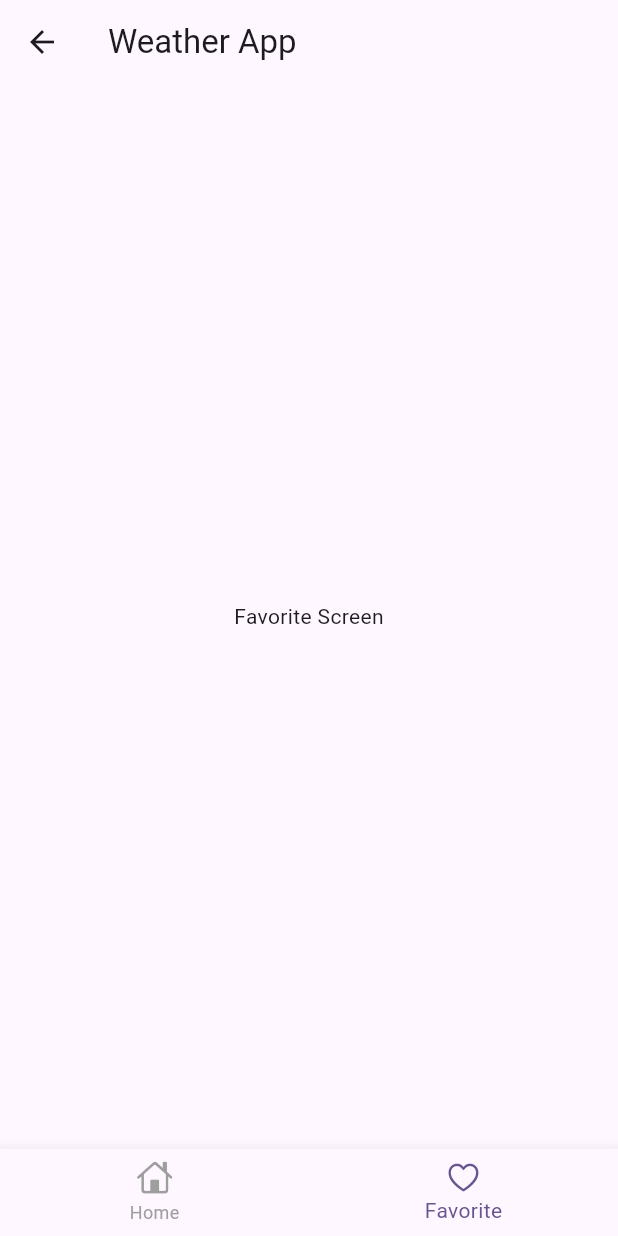
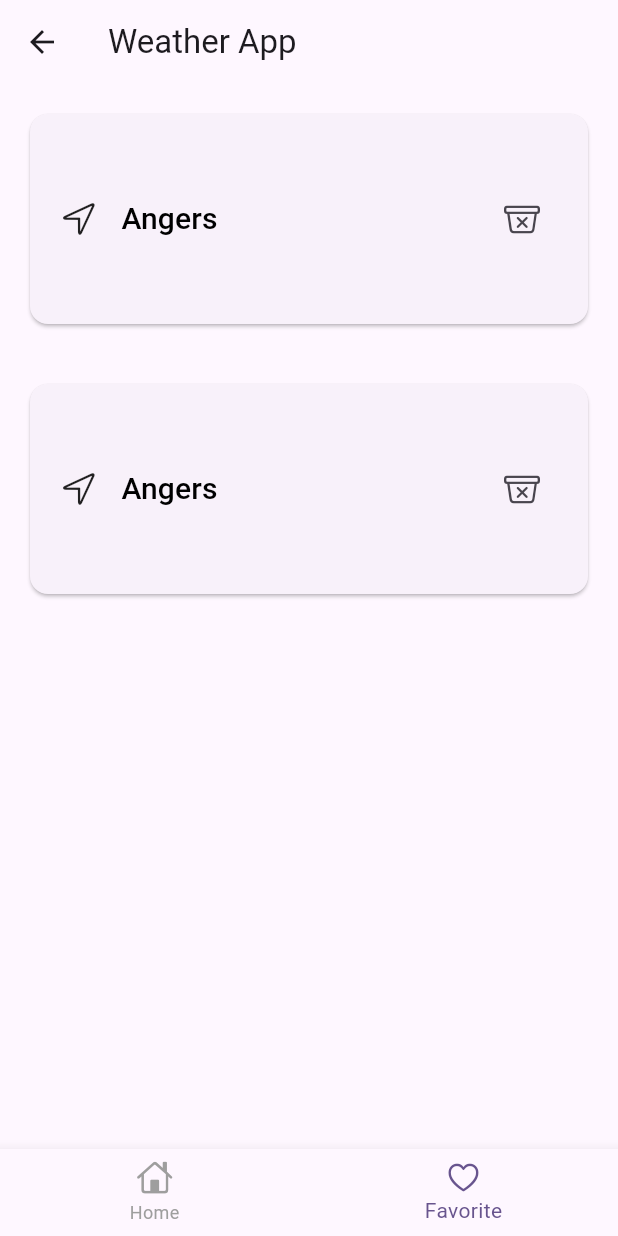
Before and after one commit to sofian-bali/WeatherApp, a Flutter app: the FavoryScreen screen opened by its route, on a phone screen of 412 x 824 dp. Run offline on Flutter 3.47's test engine with Material 3 defaults, Android fonts, the phone set to English and light mode, and no system bars; our stand-ins replace flutter_bloc, latlong2, shared_preferences; accounts and stored records are empty.

Commit message:
✨ Ajouter les cartes de favoris, la mise en page de l'écran de favoris et de la page Home

```diff
--- a/lib/ui/screens/favory.dart
+++ b/lib/ui/screens/favory.dart
@@ -1,6 +1,6 @@
 import 'package:flutter/material.dart';
 import 'package:weather_app/ui/widget/bottom_bar.dart';
-
+import 'package:weather_app/ui/widget/card_favory.dart';
 
 class FavoryScreen extends StatelessWidget {
   const FavoryScreen({super.key});
@@ -11,11 +11,29 @@ class FavoryScreen extends StatelessWidget {
       appBar: AppBar(
         title: const Text('Weather App'),
       ),
-      body: Container(
-        alignment: Alignment.center,
-        child: const Text('Favorite Screen'),
+
+      body: ListView(
+        scrollDirection: Axis.vertical,
+        children: [
+          FavoryCard(
+            location: 'Angers',
+            onRemove: () {
+
+            },
+          ),
+          FavoryCard(
+            location: 'Angers',
+            onRemove: () {
+
+            },
+
+          ),
+
+
+        ],
       ),
       bottomNavigationBar: const CustomBottomAppBar(),
+
     );
   }
 }
--- a/lib/ui/screens/home.dart
+++ b/lib/ui/screens/home.dart
@@ -1,5 +1,6 @@
 import 'package:flutter/material.dart';
 import 'package:weather_app/ui/widget/bottom_bar.dart';
+import 'package:flutter/cupertino.dart';
 
 
 class HomeScreen extends StatelessWidget {
@@ -11,9 +12,16 @@ class HomeScreen extends StatelessWidget {
       appBar: AppBar(
         title: const Text('Weather App'),
       ),
-      body: Container(
-        alignment: Alignment.center,
-        child: const Text('Home Screen'),
+      body: const Center(
+        child: Column(
+          mainAxisAlignment: MainAxisAlignment.spaceAround,
+          crossAxisAlignment: CrossAxisAlignment.center,
+          children: [
+            Text("Angers", style: TextStyle(fontSize: 30)),
+            Icon(CupertinoIcons.sun_max_fill, size:100),
+            Text("28°C", style: TextStyle(fontSize: 30)),
+          ],
+        ),
       ),
       bottomNavigationBar: const CustomBottomAppBar(),
     );
--- /dev/null
+++ b/lib/ui/widget/card_favory.dart
@@ -0,0 +1,56 @@
+import 'package:flutter/material.dart';
+import 'package:flutter/cupertino.dart';
+
+class FavoryCard extends StatelessWidget {
+  const FavoryCard({
+    Key? key,
+    required this.location,
+    this.onRemove,
+  }) : super(key: key);
+
+  final String location;
+  final VoidCallback? onRemove;
+
+  @override
+  Widget build(BuildContext context) {
+    return Card(
+      margin: const EdgeInsets.symmetric(vertical: 20, horizontal: 20),
+      child: Padding(
+        padding: const EdgeInsets.all(20),
+        child: SizedBox(
+          height: 100,
+          width: double.infinity,
+          child: Row(
+            mainAxisAlignment: MainAxisAlignment.spaceBetween,
+            crossAxisAlignment: CrossAxisAlignment.center,
+            children: [
+              Row(
+                children: [
+                  const Icon(CupertinoIcons.location, size: 25),
+                  const Padding(padding: EdgeInsets.all(2)),
+                  TextButton(
+                    onPressed: () {
+                      Navigator.pushNamed(context, '/detail', arguments: location);
+                    },
+                    child: Text(
+                      location,
+                      style: const TextStyle(
+                        fontSize: 20,
+                        color: Colors.black,
+                      ),
+                    ),
+                  ),
+                ],
+              ),
+              if (onRemove != null)
+                IconButton(
+                  icon: const Icon(CupertinoIcons.bin_xmark),
+                  onPressed: onRemove,
+                ),
+            ],
+          ),
+        ),
+      ),
+    );
+  }
+}
```
